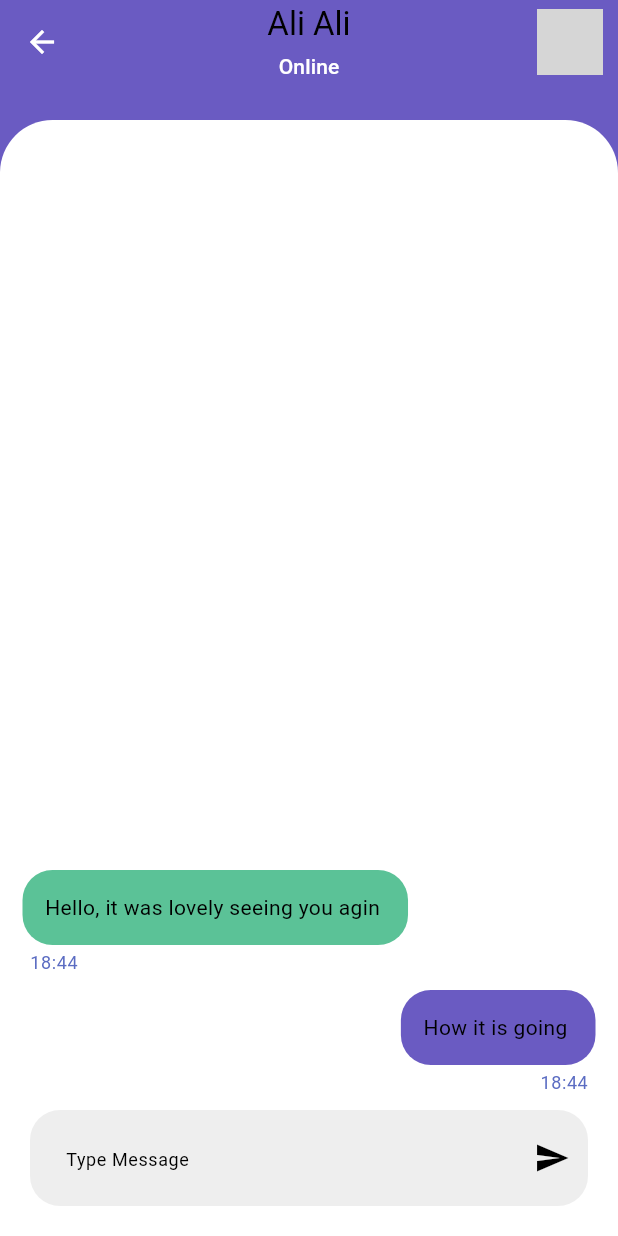
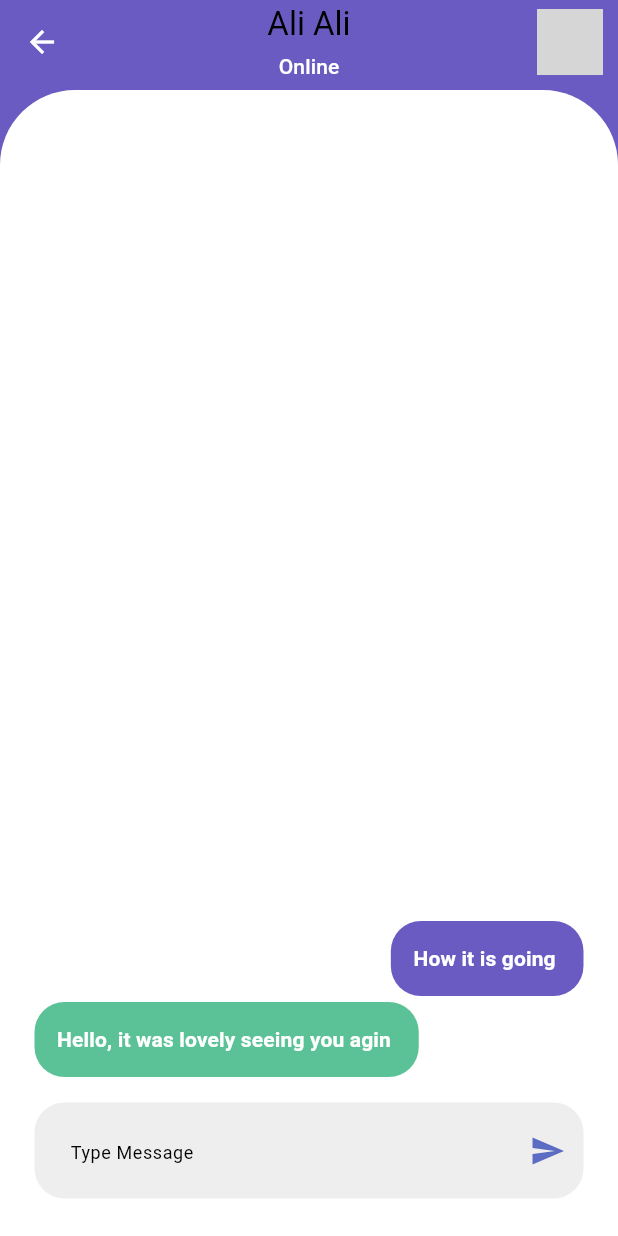
Before and after one commit to AmjadArbasi/chat_app, a Flutter app: the screen it shows after launch, after a tap on an icon or button, on a phone screen of 412 x 824 dp. Run offline on Flutter 3.47's test engine with Material 3 defaults, Android fonts, the phone set to English and light mode, and no system bars; our stand-ins replace get; network calls fail; grey boxes are pictures that could not be loaded.

Commit message:
Done fixing issues

```diff
--- a/lib/settings/theme.dart
+++ b/lib/settings/theme.dart
@@ -34,10 +34,10 @@ ThemeData darkTheme() {
       primary: const Color(0xFF6A5BC2),
       secondary: const Color(0xFF5BC297),
       surface: const Color(0xFF6A5BC2),
-      background: Colors.white,
-      onBackground: const Color(0xFF5B6CC2),
+      background: const Color.fromARGB(221, 35, 35, 35),
+      onBackground: Colors.black,
     ),
-    scaffoldBackgroundColor: const Color(0xFF6A5BC2),
+    scaffoldBackgroundColor: Colors.black,
     iconTheme: const IconThemeData(color: Colors.white),
     appBarTheme: const AppBarTheme(
       backgroundColor: Colors.transparent,
--- a/lib/ui/chat.dart
+++ b/lib/ui/chat.dart
@@ -1,4 +1,5 @@
 import 'package:chat_app/models/models.dart';
+import 'package:chat_app/widgets/custom_container.dart';
 import 'package:flutter/material.dart';
 import 'package:get/get.dart';
 
@@ -10,99 +11,39 @@ class ChatScreen extends StatefulWidget {
 }
 
 class _ChatScreenState extends State<ChatScreen> {
+  late TextEditingController textEditingController;
   late User user;
   late Chat chat;
-  late String text;
+  String text = "";
 
   @override
   void initState() {
     user = Get.arguments[0];
     chat = Get.arguments[1];
+    textEditingController = TextEditingController();
     super.initState();
+  }
+
+  @override
+  void dispose() {
+    textEditingController.dispose();
+    super.dispose();
   }
 
   @override
   Widget build(BuildContext context) {
     return Scaffold(
       appBar: _CustomAppBar(user: user),
-      body: Container(
+      body: CusttomContainer(
         height: MediaQuery.of(context).size.height,
-        width: double.infinity,
-        margin: const EdgeInsets.only(top: 20),
-        decoration: const BoxDecoration(
-          color: Colors.white,
-          borderRadius: BorderRadius.only(
-            topLeft: Radius.circular(35),
-            topRight: Radius.circular(35),
-          ),
-        ),
         child: Column(
-          mainAxisAlignment: MainAxisAlignment.end,
+          mainAxisAlignment: MainAxisAlignment.start,
           children: [
-            Expanded(
-              child: ListView.builder(
-                reverse: true,
-                itemCount: chat.messages.length,
-                physics: const NeverScrollableScrollPhysics(),
-                shrinkWrap: true,
-                itemBuilder: (context, index) {
-                  bool isSender = chat.messages[index].senderId == "1";
-                  return Align(
-                    alignment:
-                        isSender ? Alignment.centerRight : Alignment.centerLeft,
-                    child: Column(
-                      crossAxisAlignment: isSender
-                          ? CrossAxisAlignment.end
-                          : CrossAxisAlignment.start,
-                      children: [
-                        Container(
-                          margin: const EdgeInsets.only(
-                            right: 15,
-                            left: 15,
-                          ),
-                          padding: const EdgeInsets.all(15),
-                          decoration: BoxDecoration(
-                            borderRadius: BorderRadius.circular(20),
-                            color: isSender
-                                ? Theme.of(context).colorScheme.primary
-                                : Theme.of(context).colorScheme.secondary,
-                          ),
-                          child: Text(
-                            chat.messages[index].text,
-                            style: Theme.of(context).textTheme.bodyMedium,
-                          ),
-                        ),
-                        Container(
-                          margin: const EdgeInsets.only(
-                            top: 4.0,
-                            right: 20,
-                            left: 20,
-                            bottom: 10.0,
-                          ),
-                          child: Text(
-                            "${chat.messages[index].createdAt.hour}:${chat.messages[index].createdAt.minute}",
-                            style: Theme.of(context)
-                                .textTheme
-                                .bodySmall!
-                                .copyWith(
-                                    color: Theme.of(context)
-                                        .colorScheme
-                                        .onBackground),
-                          ),
-                        ),
-                      ],
-                    ),
-                  );
-                },
-              ),
-            ),
+            _ChatMessages(chat: chat),
             Container(
-              margin: const EdgeInsets.only(
-                bottom: 20,
-                right: 20,
-                left: 20,
-              ),
+              margin: const EdgeInsets.all(15),
               child: TextFormField(
+                controller: textEditingController,
                 onChanged: (value) {
                   setState(() {
                     text = value;
@@ -114,7 +55,8 @@ class _ChatScreenState extends State<ChatScreen> {
                 ),
                 decoration: InputDecoration(
                   filled: true,
-                  fillColor: Colors.grey[200],
+                  fillColor:
+                      Get.isDarkMode ? Colors.grey[800] : Colors.grey[200],
                   hintText: "Type Message",
                   hintStyle: Theme.of(context).textTheme.bodySmall,
                   border: OutlineInputBorder(
@@ -126,25 +68,75 @@ class _ChatScreenState extends State<ChatScreen> {
                     onPressed: () {
                       debugPrint(text);
                       Message message = Message(
-                          senderId: "1",
-                          receiverId: "2",
-                          text: text,
-                          createdAt: DateTime.now());
+                        senderId: "1",
+                        receiverId: "2",
+                        text: text,
+                        createdAt: DateTime.now(),
+                      );
 
                       List<Message> messages = List.from(chat.messages)
                         ..add(message);
-
+                      messages.sort(
+                        (a, b) => b.createdAt.compareTo(a.createdAt),
+                      );
                       setState(() {
                         chat = chat.copyWith(messages: messages);
                       });
+                      text = "";
+                      textEditingController.clear();
                     },
-                    icon: const Icon(Icons.send),
+                    icon: Icon(
+                      Icons.send,
+                      color: Get.isDarkMode
+                          ? Colors.white
+                          : Theme.of(context).colorScheme.onBackground,
+                    ),
                   ),
                 ),
               ),
             ),
           ],
         ),
+      ),
+    );
+  }
+}
+
+class _ChatMessages extends StatelessWidget {
+  final Chat chat;
+  const _ChatMessages({required this.chat});
+
+  @override
+  Widget build(BuildContext context) {
+    return Expanded(
+      child: ListView.builder(
+        reverse: true,
+        itemCount: chat.messages.length,
+        itemBuilder: (BuildContext context, int index) {
+          bool isSender = chat.messages[index].senderId == "1";
+          return Align(
+            alignment: isSender ? Alignment.centerRight : Alignment.centerLeft,
+            child: Container(
+              margin: const EdgeInsets.symmetric(
+                horizontal: 15,
+                vertical: 2,
+              ),
+              padding: const EdgeInsets.all(15),
+              decoration: BoxDecoration(
+                borderRadius: BorderRadius.circular(20),
+                color: isSender
+                    ? Theme.of(context).colorScheme.primary
+                    : Theme.of(context).colorScheme.secondary,
+              ),
+              child: Text(
+                chat.messages[index].text,
+                style: Theme.of(context).textTheme.titleSmall!.copyWith(
+                      fontWeight: FontWeight.bold,
+                    ),
+              ),
+            ),
+          );
+        },
       ),
     );
   }
--- a/lib/ui/home.dart
+++ b/lib/ui/home.dart
@@ -18,7 +18,7 @@ class Home extends StatelessWidget {
       body: Column(
         children: [
           _ChatContacts(users: users),
-          _ChatMessage(messages: messages, users: users),
+          Expanded(child: _ChatMessage(messages: messages, users: users)),
         ],
       ),
     );
@@ -37,6 +37,7 @@ class _ChatMessage extends StatelessWidget {
   @override
   Widget build(BuildContext context) {
     return CusttomContainer(
+      height: MediaQuery.of(context).size.height * 0.70,
       child: Padding(
         padding: const EdgeInsets.only(top: 8.0, right: 8.0),
         child: ListView.builder(
@@ -47,6 +48,10 @@ class _ChatMessage extends StatelessWidget {
                 .first;
 
             List<Chat> chats = Chat.chats;
+
+            chats[index].messages.sort(
+                  (a, b) => b.createdAt.compareTo(a.createdAt),
+                );
 
             return ListTile(
               onTap: () {
@@ -94,7 +99,7 @@ class _ChatContacts extends StatelessWidget {
   @override
   Widget build(BuildContext context) {
     return Container(
-      height: MediaQuery.of(context).size.height * 0.13,
+      height: MediaQuery.of(context).size.height * 0.12,
       margin: EdgeInsets.symmetric(horizontal: 20, vertical: 14),
       child: ListView.builder(
         scrollDirection: Axis.horizontal,
--- a/lib/widgets/custom_container.dart
+++ b/lib/widgets/custom_container.dart
@@ -4,14 +4,20 @@ class CusttomContainer extends StatelessWidget {
   const CusttomContainer({
     super.key,
     required this.child,
+    required this.height,
   });
 
   final Widget child;
+  final double height;
 
   @override
   Widget build(BuildContext context) {
-    return Expanded(
-      child: Container(
+    return Container(
+      height: height,
+      padding: const EdgeInsets.symmetric(
+        vertical: 10,
+        horizontal: 8,
+      ),
       decoration: BoxDecoration(
         color: Theme.of(context).colorScheme.background,
         borderRadius: const BorderRadius.only(
@@ -20,7 +26,6 @@ class CusttomContainer extends StatelessWidget {
         ),
       ),
       child: child,
-      ),
     );
   }
 }
```
Lines whose indentation alone changed are shown as unchanged.
